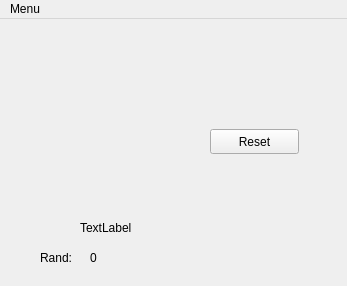
The window that Minesweeper_18_Qt/Minesweeper/mainwindow.ui (wojtek726/challange) describes before a commit, drawn with Qt 5.
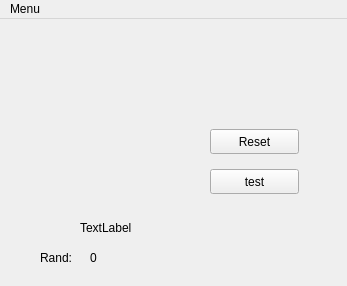
The same window after the commit.

Diff of the .ui file:
```diff
--- a/Minesweeper_18_Qt/Minesweeper/mainwindow.ui
+++ b/Minesweeper_18_Qt/Minesweeper/mainwindow.ui
@@ -79,6 +79,19 @@
      <string>Reset</string>
     </property>
    </widget>
+   <widget class="QPushButton" name="b_test">
+    <property name="geometry">
+     <rect>
+      <x>210</x>
+      <y>150</y>
+      <width>89</width>
+      <height>25</height>
+     </rect>
+    </property>
+    <property name="text">
+     <string>test</string>
+    </property>
+   </widget>
   </widget>
   <widget class="QMenuBar" name="menuBar">
    <property name="geometry">
```
